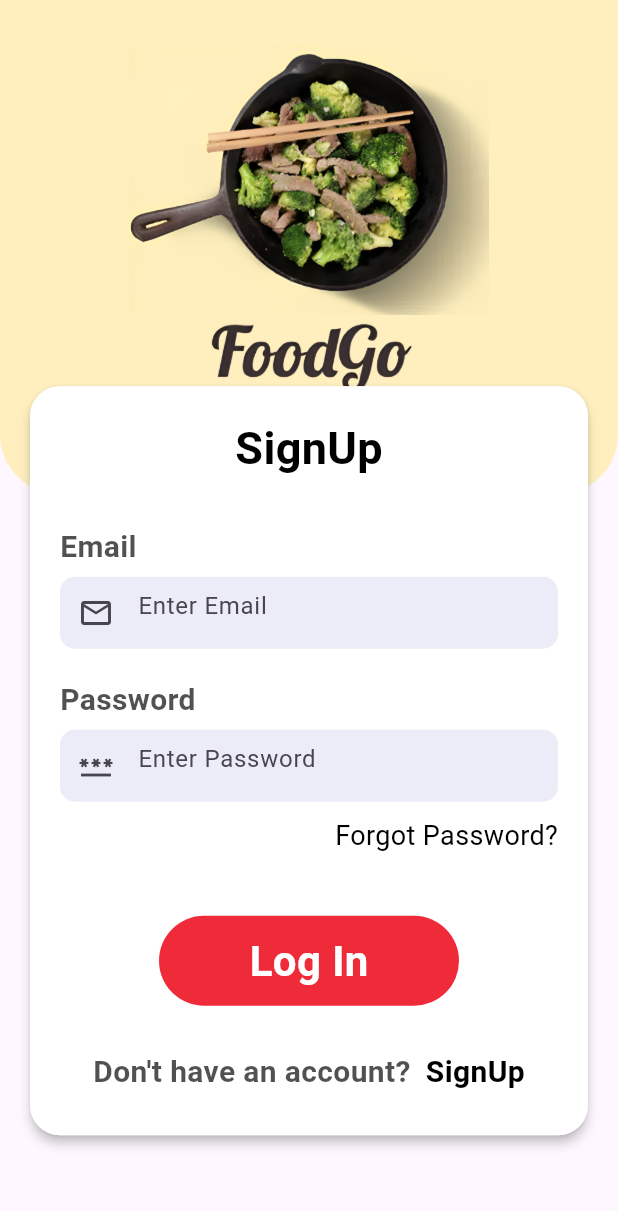
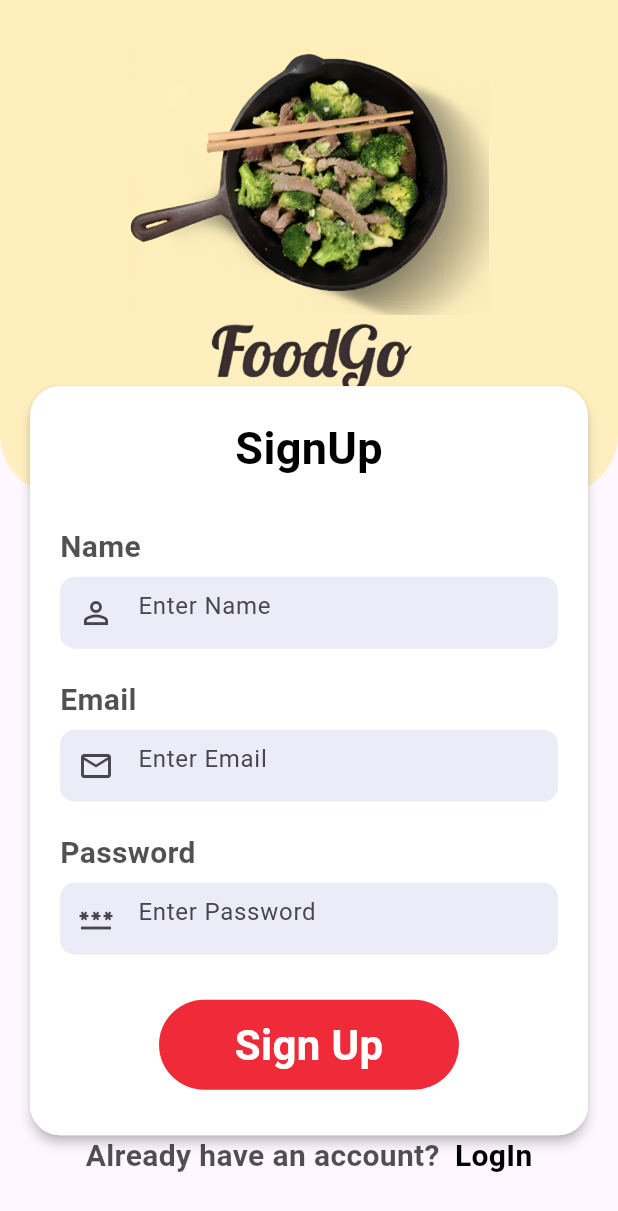
Before and after one commit to riodino14/foodgo-mobile-flutter-tubesabp-kel4, a Flutter app: the screen it shows after launch, on a phone screen of 412 x 824 dp. Shown: the top 1211 px of the screen. Run offline on Flutter 3.47's test engine with Material 3 defaults, Android fonts, the phone set to English and light mode, and no system bars; our stand-ins replace curved_navigation_bar.

Commit message:
by azzam
ngebenerin tulisan judul halaman signup

```diff
--- a/lib/main.dart
+++ b/lib/main.dart
@@ -37,7 +37,7 @@ class MyApp extends StatelessWidget {
         // tested with just a hot reload.
         colorScheme: ColorScheme.fromSeed(seedColor: Colors.deepPurple),
       ),
-      home: LogIn()
+      home: SignUp()
     );
   }
 }
--- a/lib/pages/login.dart
+++ b/lib/pages/login.dart
@@ -45,7 +45,7 @@ class _LogInState extends State<LogIn> {
             crossAxisAlignment: CrossAxisAlignment.start,
             children: [
             SizedBox(height: 20.0,),
-            Center(child: Text("SignUp", style: AppWidget.HeadLineTextFieldStyle(),)),
+            Center(child: Text("LogIn", style: AppWidget.HeadLineTextFieldStyle(),)),
             SizedBox(height: 10.0,),
             SizedBox(height: 20.0,),
             Text("Email", style: AppWidget.SignUpTextFieldStyle(),
```
